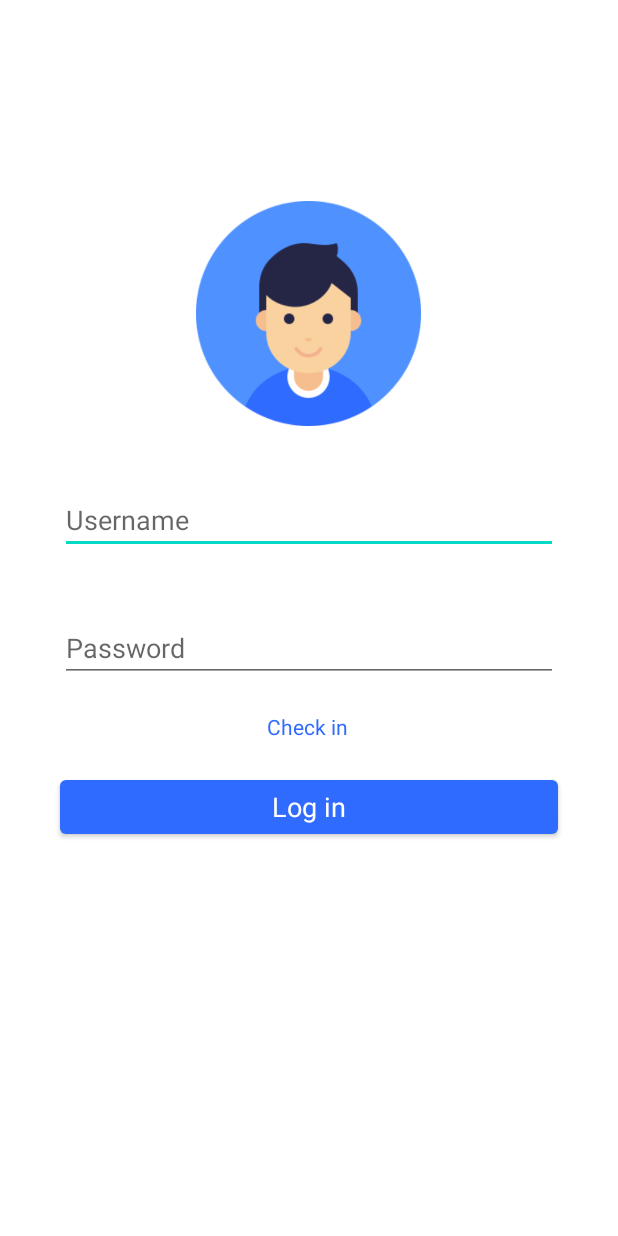
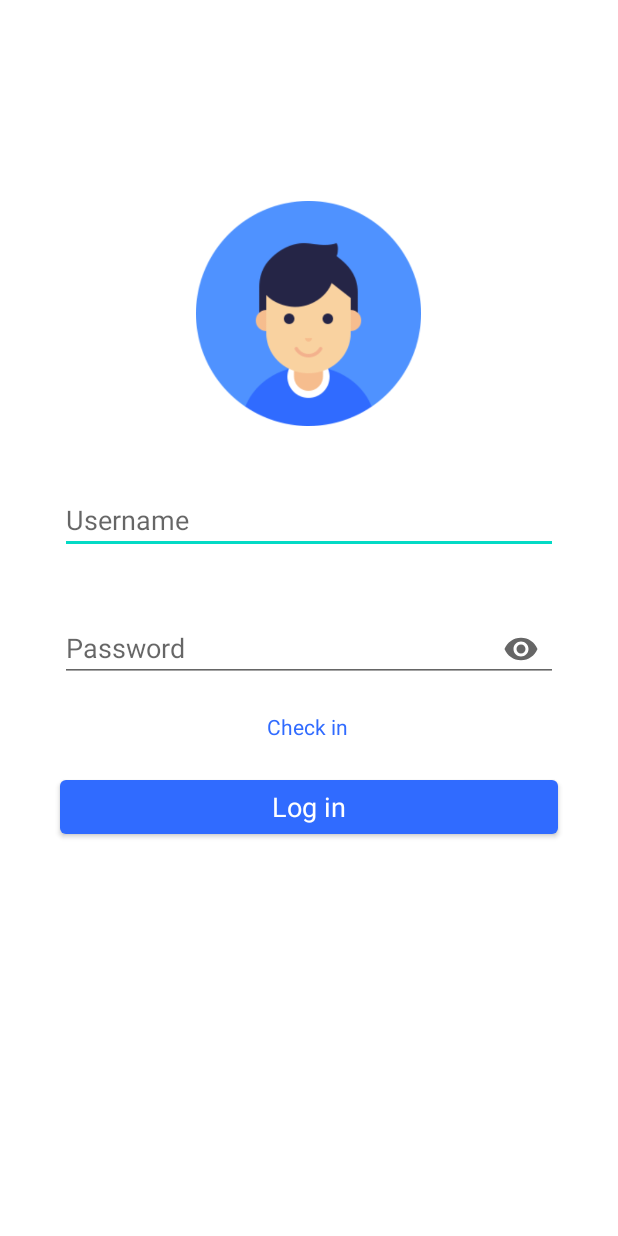
Before and after one commit to Jarenass97/DesafioInventario, an Android app: the screen it shows after launch (LoginActivity), on a phone screen of 412 x 824 dp. Run offline under Robolectric (Android 15) with nearby library versions, the phone set to English and light mode, and no system bars.

```diff
--- a/DesafioInventario/app/src/main/java/com/example/desafioinventario/LoginActivity.kt
+++ b/DesafioInventario/app/src/main/java/com/example/desafioinventario/LoginActivity.kt
@@ -11,6 +11,7 @@ import android.graphics.Color
 import androidx.appcompat.app.AppCompatActivity
 import android.os.Bundle
 import android.provider.MediaStore
+import android.text.InputType
 import android.util.Log
 import android.view.MotionEvent
 import android.view.View
@@ -47,6 +48,8 @@ class LoginActivity : AppCompatActivity() {
     lateinit var txtMensajeReg: TextView
     lateinit var animaciones: Animacion
     lateinit var imgUser: ImageView
+    lateinit var btnMostrarPass: ImageButton
+    var passVisible = false
     var isLogin = true
     var photo: Bitmap? = null
     val contexto = this
@@ -68,6 +71,18 @@ class LoginActivity : AppCompatActivity() {
         edPass1Reg = findViewById(R.id.edPasswdReg)
         edPass2Reg = findViewById(R.id.edPasswd2Reg)
         txtMensajeReg = findViewById(R.id.txtMensajeErrorReg)
+        btnMostrarPass = findViewById(R.id.btnMostrarPassword)
+        btnMostrarPass.setOnClickListener(View.OnClickListener {
+            passVisible = !passVisible
+            if (passVisible) {
+                btnMostrarPass.setImageResource(R.drawable.ic_eye_closed)
+                edPasswdLogin.inputType = InputType.TYPE_TEXT_VARIATION_VISIBLE_PASSWORD
+            } else {
+                btnMostrarPass.setImageResource(R.drawable.ic_eye)
+                edPasswdLogin.inputType = InputType.TYPE_CLASS_TEXT or InputType.TYPE_TEXT_VARIATION_PASSWORD
+            }
+            edPasswdLogin.setSelection(edPasswdLogin.text.length)
+        })
         ocultarMsgs()
 
         val txtRegistrar = findViewById<TextView>(R.id.txtRegistrar)
--- a/DesafioInventario/app/src/main/java/com/example/desafioinventario/ui/home/HomeFragment.kt
+++ b/DesafioInventario/app/src/main/java/com/example/desafioinventario/ui/home/HomeFragment.kt
@@ -2,7 +2,6 @@ package com.example.desafioinventario.ui.home
 
 import adapters.AulasAdapter
 import android.os.Bundle
-import android.util.Log
 import android.view.LayoutInflater
 import android.view.View
 import android.view.ViewGroup
@@ -29,13 +28,13 @@ class HomeFragment() : Fragment() {
     lateinit var rvAulas: RecyclerView
     lateinit var aulasAdapter: AulasAdapter
     lateinit var btnAddAula: FloatingActionButton
+
     override fun onCreateView(
         inflater: LayoutInflater,
         container: ViewGroup?,
         savedInstanceState: Bundle?
     ): View? {
-        val view = inflater?.inflate(R.layout.fragment_home, container, false)
-        return view
+        return inflater.inflate(R.layout.fragment_home, container, false)
     }
 
     override fun onViewCreated(view: View, savedInstanceState: Bundle?) {
@@ -99,7 +98,6 @@ class HomeFragment() : Fragment() {
         val alumnos = aulaView.findViewById<EditText>(R.id.edAlumnosAula)
         cargarCursos(curso)
         cargarEncargados(encargado)
-        Thread.sleep(500)
         AlertDialog.Builder(requireContext())
             .setIcon(R.drawable.ic_class)
             .setTitle(getString(R.string.strTituloAddAula))
--- a/DesafioInventario/app/src/main/java/model/Usuario.kt
+++ b/DesafioInventario/app/src/main/java/model/Usuario.kt
@@ -20,4 +20,7 @@ data class Usuario(
     @SerializedName("image")
     var img: ByteArray? = byteArrayOf()
 ) : Serializable {
+    fun isJefe(): Boolean {
+        return roles.contains(Rol.JEFE_DEPARTAMENTO)
+    }
 }
--- /dev/null
+++ b/DesafioInventario/app/src/main/res/drawable/ic_eye.xml
@@ -0,0 +1,10 @@
+<vector xmlns:android="http://schemas.android.com/apk/res/android"
+    android:width="24dp"
+    android:height="24dp"
+    android:viewportWidth="24"
+    android:viewportHeight="24"
+    android:tint="?attr/colorControlNormal">
+  <path
+      android:fillColor="@android:color/white"
+      android:pathData="M12,4.5C7,4.5 2.73,7.61 1,12c1.73,4.39 6,7.5 11,7.5s9.27,-3.11 11,-7.5c-1.73,-4.39 -6,-7.5 -11,-7.5zM12,17c-2.76,0 -5,-2.24 -5,-5s2.24,-5 5,-5 5,2.24 5,5 -2.24,5 -5,5zM12,9c-1.66,0 -3,1.34 -3,3s1.34,3 3,3 3,-1.34 3,-3 -1.34,-3 -3,-3z"/>
+</vector>
--- /dev/null
+++ b/DesafioInventario/app/src/main/res/drawable/ic_eye_closed.xml
@@ -0,0 +1,10 @@
+<vector xmlns:android="http://schemas.android.com/apk/res/android"
+    android:width="24dp"
+    android:height="24dp"
+    android:viewportWidth="24"
+    android:viewportHeight="24"
+    android:tint="?attr/colorControlNormal">
+  <path
+      android:fillColor="@android:color/white"
+      android:pathData="M19,13H5v-2h14v2z"/>
+</vector>
--- a/DesafioInventario/app/src/main/res/layout/activity_login.xml
+++ b/DesafioInventario/app/src/main/res/layout/activity_login.xml
@@ -95,6 +95,18 @@
             app:layout_constraintStart_toStartOf="parent"
             app:layout_constraintTop_toBottomOf="@+id/txtRegistrar"
             app:layout_constraintVertical_bias="0.0" />
+
+        <ImageButton
+            android:id="@+id/btnMostrarPassword"
+            android:layout_width="50dp"
+            android:layout_height="50dp"
+            android:background="#00FFFFFF"
+            app:layout_constraintBottom_toBottomOf="@+id/edPasswdLogin"
+            app:layout_constraintEnd_toEndOf="@+id/edPasswdLogin"
+            app:layout_constraintHorizontal_bias="1.0"
+            app:layout_constraintStart_toStartOf="@+id/edPasswdLogin"
+            app:layout_constraintTop_toTopOf="@+id/edPasswdLogin"
+            app:srcCompat="@drawable/ic_eye" />
 
     </androidx.constraintlayout.widget.ConstraintLayout>
 
--- a/DesafioInventario/app/src/main/res/layout/fragment_home.xml
+++ b/DesafioInventario/app/src/main/res/layout/fragment_home.xml
@@ -22,6 +22,7 @@
         android:layout_gravity="bottom|end"
         android:layout_marginEnd="25dp"
         android:layout_marginBottom="25dp"
+        android:visibility="invisible"
         app:layout_constraintBottom_toBottomOf="parent"
         app:layout_constraintEnd_toEndOf="parent"
         app:layout_constraintHorizontal_bias="1.0"
```
Also changed, not shown: DesafioInventario/app/src/main/java/com/example/desafioinventario/InterfazUsuarioActivity.kt (+6 -5 lines).
